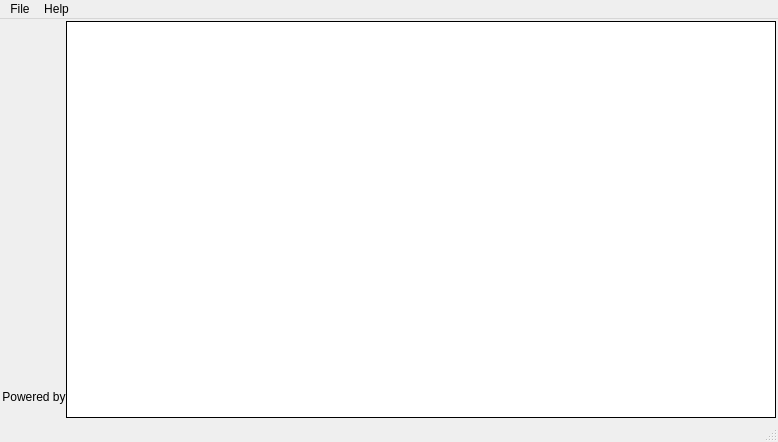
thm-projects/arsnova-overlay, file src/ui/mainwindow.ui: the form before one commit.
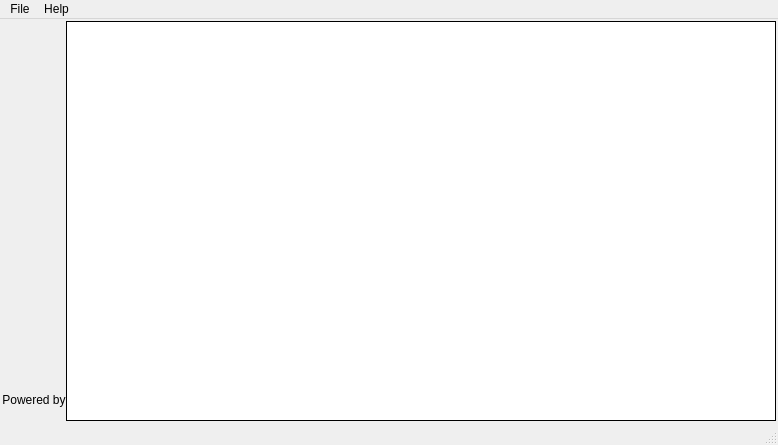
The form after the commit. Icons and pictures are not drawn.

Diff of the .ui file:
```diff
--- a/src/ui/mainwindow.ui
+++ b/src/ui/mainwindow.ui
@@ -7,7 +7,7 @@
     <x>0</x>
     <y>0</y>
     <width>778</width>
-    <height>442</height>
+    <height>445</height>
    </rect>
   </property>
   <property name="minimumSize">
```
Left out of the diff: 2 changed lines with no effect on the pictures.
